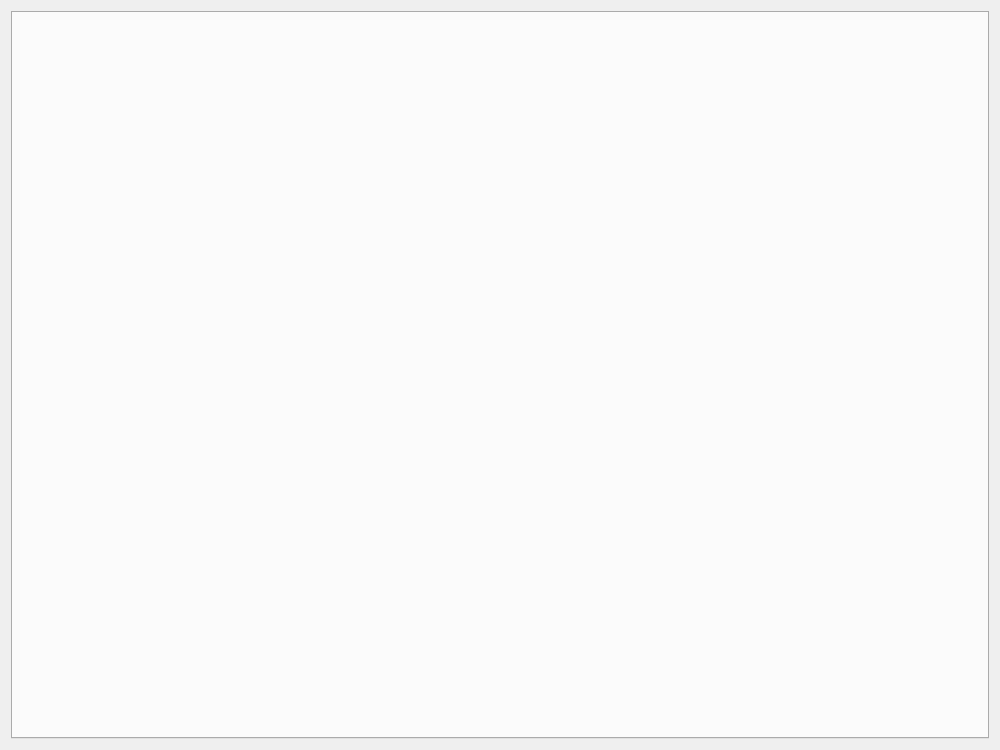
This is src/ckb/mainwindow.ui in ckb-next/ckb-next as Qt 5 draws it before an edit. The edited form follows.
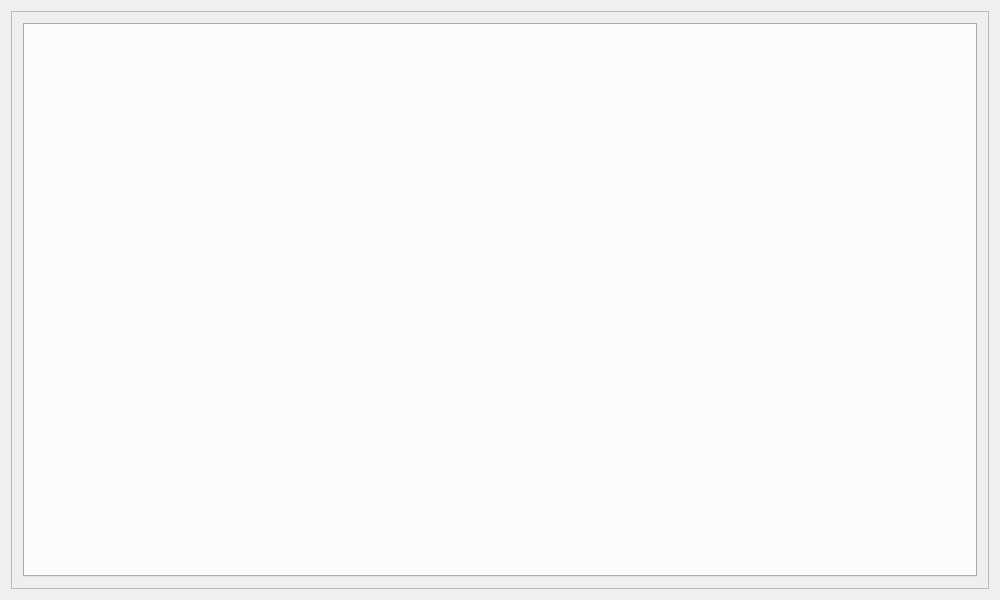
This is the edited form. Icons and pictures are not drawn.

Commit message: Added scroll bar on main window

Diff of the .ui file:
```diff
--- a/src/ckb/mainwindow.ui
+++ b/src/ckb/mainwindow.ui
@@ -7,13 +7,13 @@
     <x>0</x>
     <y>0</y>
     <width>1000</width>
-    <height>750</height>
+    <height>600</height>
    </rect>
   </property>
   <property name="minimumSize">
    <size>
     <width>1000</width>
-    <height>750</height>
+    <height>550</height>
    </size>
   </property>
   <property name="windowTitle">
@@ -29,10 +29,29 @@
   <widget class="QWidget" name="centralWidget">
    <layout class="QGridLayout" name="gridLayout">
     <item row="0" column="0">
+     <widget class="QScrollArea" name="scrollArea">
+      <property name="widgetResizable">
+       <bool>true</bool>
+      </property>
+      <widget class="QWidget" name="scrollAreaWidgetContents">
+       <property name="geometry">
+        <rect>
+         <x>0</x>
+         <y>0</y>
+         <width>980</width>
+         <height>580</height>
+        </rect>
+       </property>
+       <layout class="QGridLayout" name="gridLayout_2">
+        <item row="0" column="0">
      <widget class="QTabWidget" name="tabWidget">
       <property name="currentIndex">
        <number>-1</number>
       </property>
+         </widget>
+        </item>
+       </layout>
+      </widget>
      </widget>
     </item>
    </layout>
```
Lines whose indentation alone changed are shown as unchanged.
